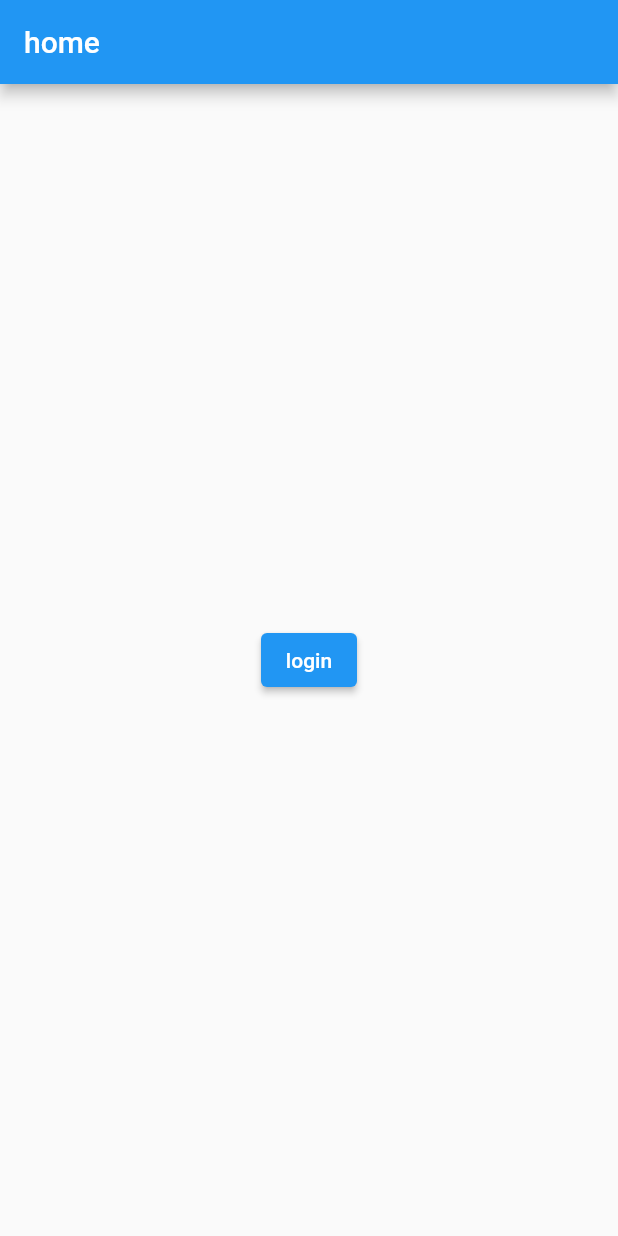
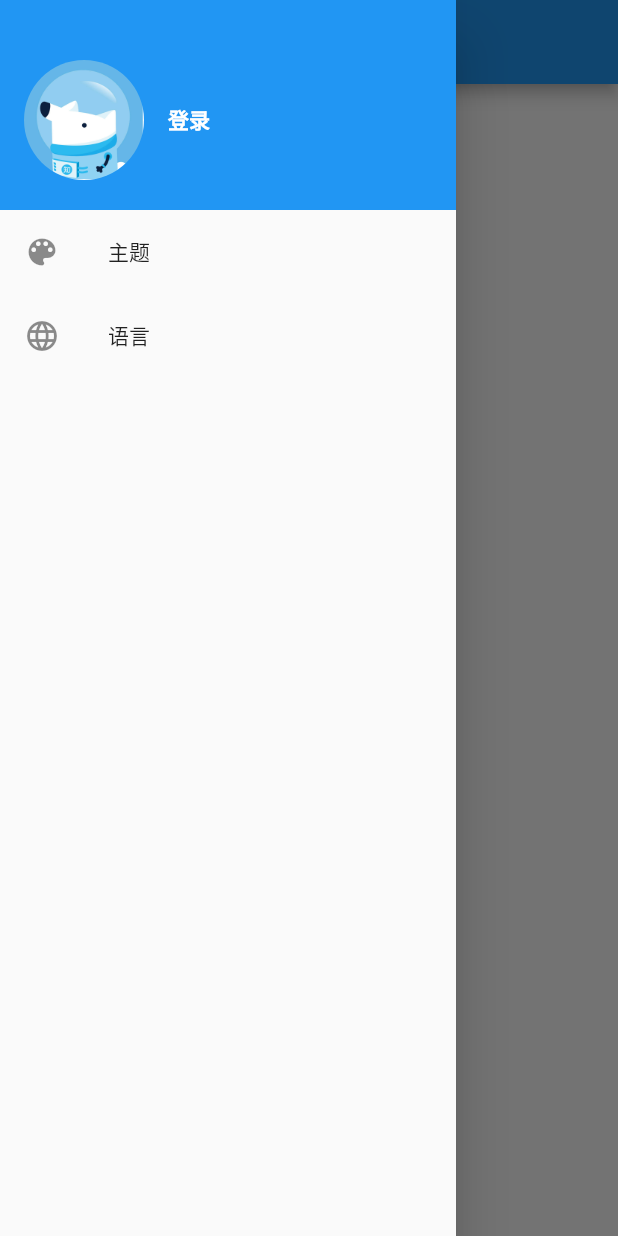
Before and after one commit to zhuguoqiang/github_client_app, a Flutter app: the screen it shows after launch, with the side drawer open (before the commit the screen has no drawer), on a phone screen of 412 x 824 dp. Run offline on Flutter 3.47's test engine with Material 2 defaults, Android fonts, the phone set to English and light mode, and no system bars; our stand-ins replace dio, shared_preferences.

Commit message:
add myDrawer

```diff
--- a/lib/models/locale_model.dart
+++ b/lib/models/locale_model.dart
@@ -10,10 +10,10 @@ class LocaleModel extends ProfileChangeNotifier {
   }
 
   // 获取当前Locale的字符串
-  String get locale => profile.locale!;
+  String? get locale => profile.locale;
 
   // 用户改变App语言后，通知依赖项更新
-  set locale(String locale) {
+  set locale(String? locale) {
     if (locale != profile.locale) {
       profile.locale = locale;
       notifyListeners();
--- a/lib/models/user_model.dart
+++ b/lib/models/user_model.dart
@@ -2,13 +2,13 @@ import 'package:github_client_app/models/profile_change_notifier.dart';
 import 'package:github_client_app/models/index.dart';
 
 class UserModel extends ProfileChangeNotifier {
-  User get user => profile.user!;
+  User? get user => profile.user;
 
   // APP 是否登录
   bool get isLogin => user != null;
 
   // 用户信息发生变化，更新信息，通知依赖它的子孙Widgets
-  set user(User user) {
+  set user(User? user) {
     if (user?.login != profile.user?.login) {
       profile.lastLogin = profile.user?.login;
       profile.user = user;
--- a/lib/routers/home_page.dart
+++ b/lib/routers/home_page.dart
@@ -1,6 +1,7 @@
 import 'package:flutter/material.dart';
 import 'package:github_client_app/models/index.dart';
 import 'package:github_client_app/models/user_model.dart';
+import 'package:github_client_app/routers/my_drawer.dart';
 
 class HomeRoute extends StatefulWidget {
   @override
@@ -21,6 +22,7 @@ class _HomeRouteState extends State<HomeRoute> {
         title: Text("home"),
       ),
       body: _buildBody(),
+      drawer: MyDrawer(),
     );
   }
 
--- /dev/null
+++ b/lib/routers/my_drawer.dart
@@ -0,0 +1,75 @@
+import 'package:flutter/material.dart';
+import 'package:github_client_app/models/user_model.dart';
+import 'package:provider/provider.dart';
+
+class MyDrawer extends StatelessWidget {
+  @override
+  Widget build(BuildContext context) {
+    // TODO: implement build
+    return Drawer(
+      child: MediaQuery.removePadding(
+          context: context,
+          child: Column(
+            crossAxisAlignment: CrossAxisAlignment.start,
+            children: <Widget>[_buildHeader(), Expanded(child: _buildMenus())],
+          )),
+    );
+  }
+
+  Widget _buildHeader() {
+    return Consumer<UserModel>(
+        builder: (BuildContext context, UserModel value, Widget? child) {
+      return GestureDetector(
+        child: Container(
+          color: Theme.of(context).primaryColor,
+          padding: EdgeInsets.only(top: 40, bottom: 20),
+          child: Row(
+            children: <Widget>[
+              Padding(
+                padding: const EdgeInsets.symmetric(horizontal: 16.0),
+                child: ClipOval(
+                  child: Image.asset(
+                    "imgs/avatoar_default.png",
+                    width: 80,
+                  ),
+                ),
+              ),
+              Text(
+                "登录",
+                style: TextStyle(
+                  fontWeight: FontWeight.bold,
+                  color: Colors.white,
+                ),
+              ),
+            ],
+          ),
+        ),
+        onTap: () {
+          if (!value.isLogin) Navigator.of(context).pushNamed("login");
+        },
+      );
+    });
+  }
+
+  Widget _buildMenus() {
+    return Consumer<UserModel>(
+      builder: (BuildContext context, UserModel userModel, Widget? child) {
+        // var gm = GmLocalizations.of(context);
+        return ListView(
+          children: <Widget>[
+            ListTile(
+              leading: const Icon(Icons.color_lens),
+              title: Text("主题"),
+              onTap: () => Navigator.pushNamed(context, "themes"),
+            ),
+            ListTile(
+              leading: const Icon(Icons.language),
+              title: Text("语言"),
+              onTap: () => Navigator.pushNamed(context, "language"),
+            ),
+          ],
+        );
+      },
+    );
+  }
+}
```
